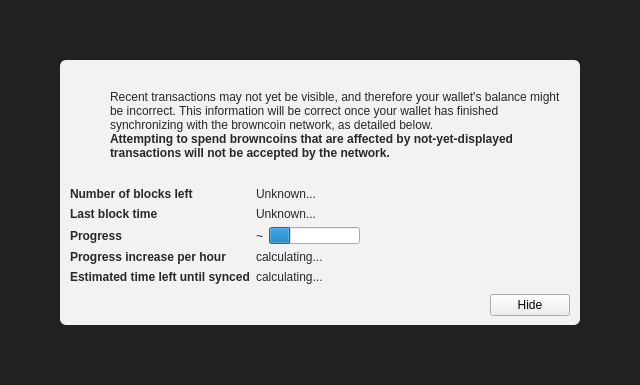
Above: src/qt/forms/modaloverlay.ui from browncoin-project/Browncoin before the change. Below: the same form after it.
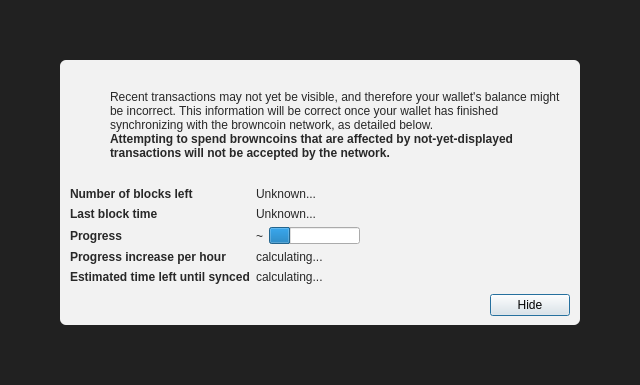
That is the form after the change. Icons and pictures are not drawn. Custom widgets are drawn as their Qt base class.

```diff
--- a/src/qt/forms/modaloverlay.ui
+++ b/src/qt/forms/modaloverlay.ui
@@ -351,6 +351,12 @@
              <property name="text">
               <string>Hide</string>
              </property>
+             <property name="focusPolicy">
+              <enum>Qt::StrongFocus</enum>
+             </property>
+             <property name="default">
+              <bool>true</bool>
+             </property>
             </widget>
            </item>
           </layout>
```
